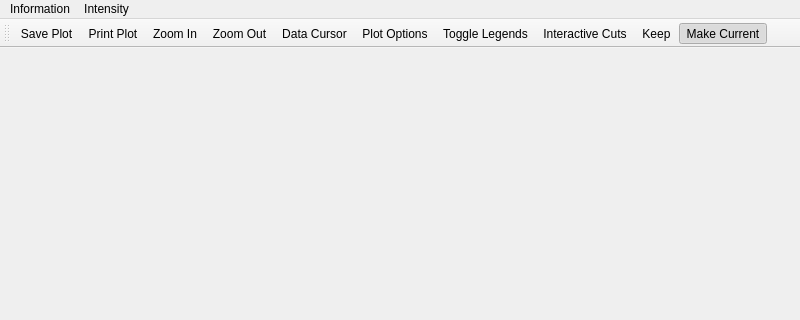
This is mslice/plotting/plot_window/plot_window.ui in mantidproject/mslice as Qt 5 draws it before an edit; both pictures show x 0 to 800 and y 0 to 320 of the 800 by 591 pixel window. The edited form follows.
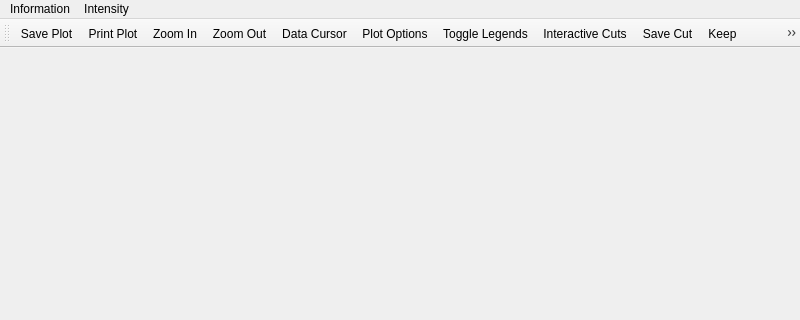
This is the edited form.

Patch:
```diff
--- a/mslice/plotting/plot_window/plot_window.ui
+++ b/mslice/plotting/plot_window/plot_window.ui
@@ -85,6 +85,7 @@
    <addaction name="actionPlotOptions"/>
    <addaction name="actionToggleLegends"/>
    <addaction name="actionInteractive_Cuts"/>
+   <addaction name="actionSave_Cut"/>
    <addaction name="actionKeep"/>
    <addaction name="actionMakeCurrent"/>
   </widget>
@@ -301,6 +302,11 @@
     <string>Interactive Cuts</string>
    </property>
   </action>
+  <action name="actionSave_Cut">
+   <property name="text">
+    <string>Save Cut</string>
+   </property>
+  </action>
  </widget>
  <resources/>
  <connections/>
```
